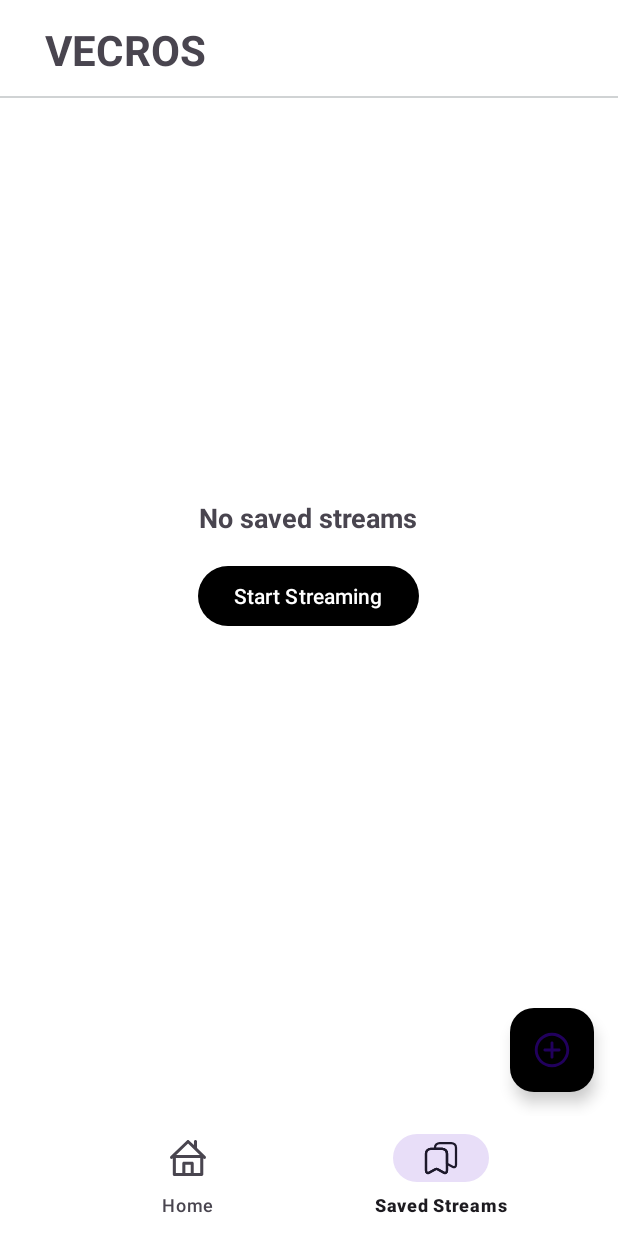
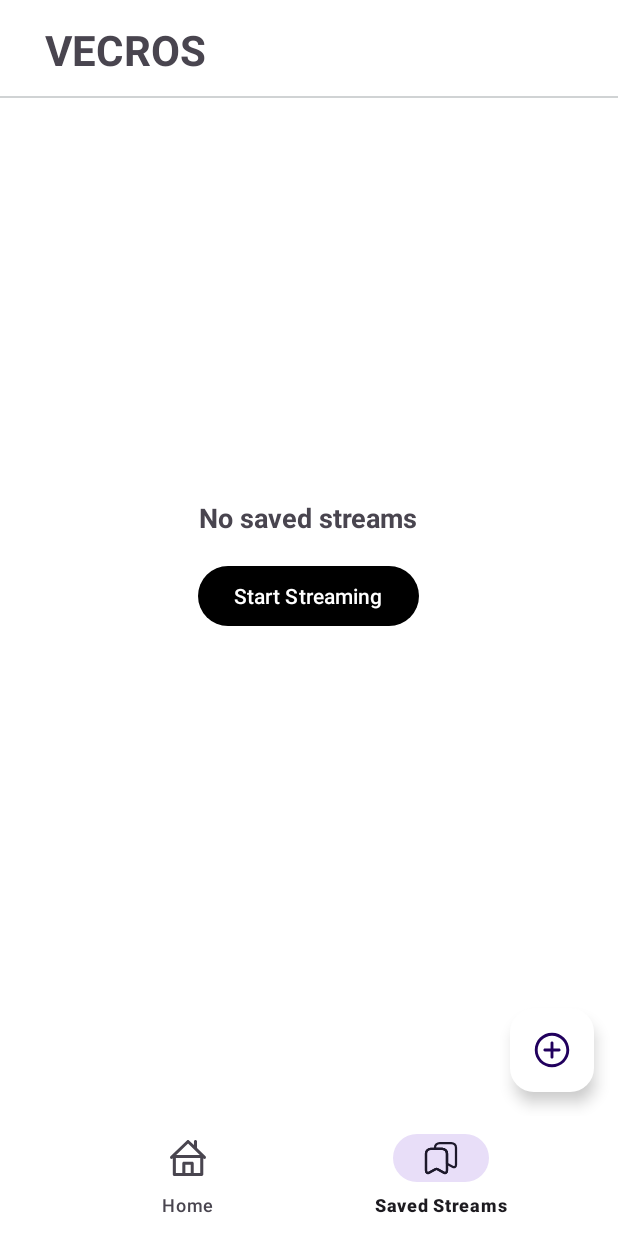
Before and after one commit to Tanishq-13/VercosAssignment, an Android app: the screen it shows after launch (MainActivity), item 2 of the bottom bar chosen, on a phone screen of 412 x 824 dp. Run offline under Robolectric (Android 15) with nearby library versions, the phone set to English and light mode, and no system bars; our stand-ins replace Room's generated code, sdp/ssp sizes.

Commit message:
VercosRSTP video streaming

```diff
--- a/app/src/main/res/drawable/add_button_svgrepo_com.xml
+++ b/app/src/main/res/drawable/add_button_svgrepo_com.xml
@@ -2,6 +2,6 @@
 
     <path android:fillColor="#000000" android:pathData="M256,11C120.9,11 11,120.9 11,256s109.9,245 245,245s245,-109.9 245,-245S391.1,11 256,11zM256,460.2c-112.6,0 -204.2,-91.6 -204.2,-204.2S143.4,51.8 256,51.8S460.2,143.4 460.2,256S368.6,460.2 256,460.2z"/>
 
-    <path android:fillColor="@color/white" android:pathData="m357.6,235.6h-81.2v-81.2c0,-11.3 -9.1,-20.4 -20.4,-20.4 -11.3,0 -20.4,9.1 -20.4,20.4v81.2h-81.2c-11.3,0 -20.4,9.1 -20.4,20.4s9.1,20.4 20.4,20.4h81.2v81.2c0,11.3 9.1,20.4 20.4,20.4 11.3,0 20.4,-9.1 20.4,-20.4v-81.2h81.2c11.3,0 20.4,-9.1 20.4,-20.4s-9.1,-20.4 -20.4,-20.4z"/>
+    <path android:fillColor="#FFFFFFFF" android:pathData="m357.6,235.6h-81.2v-81.2c0,-11.3 -9.1,-20.4 -20.4,-20.4 -11.3,0 -20.4,9.1 -20.4,20.4v81.2h-81.2c-11.3,0 -20.4,9.1 -20.4,20.4s9.1,20.4 20.4,20.4h81.2v81.2c0,11.3 9.1,20.4 20.4,20.4 11.3,0 20.4,-9.1 20.4,-20.4v-81.2h81.2c11.3,0 20.4,-9.1 20.4,-20.4s-9.1,-20.4 -20.4,-20.4z"/>
 
 </vector>
--- a/app/src/main/res/layout/fragment_saved_stream.xml
+++ b/app/src/main/res/layout/fragment_saved_stream.xml
@@ -50,7 +50,7 @@
         android:layout_height="wrap_content"
         android:layout_margin="16dp"
         android:src="@drawable/add_button_svgrepo_com"
-        android:backgroundTint="@color/black"
+        android:backgroundTint="@color/white"
         app:layout_constraintBottom_toBottomOf="parent"
         app:layout_constraintEnd_toEndOf="parent" />
 
```
Also changed, not shown: app/src/main/java/com/example/vecrosassignment/videoplayer/VideoPlayerActivity.java (+12 -2 lines).
